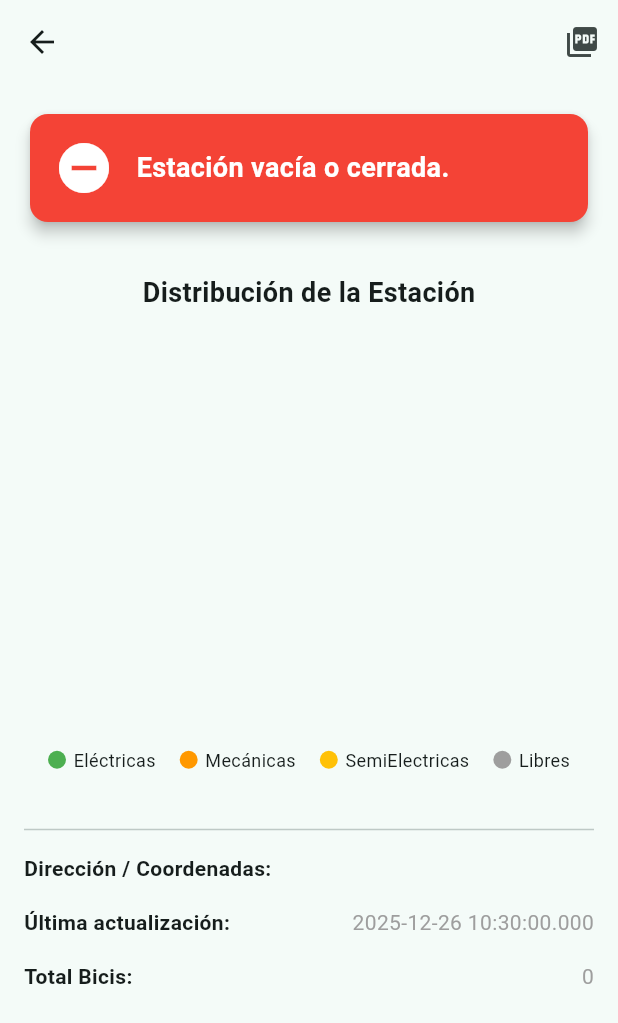
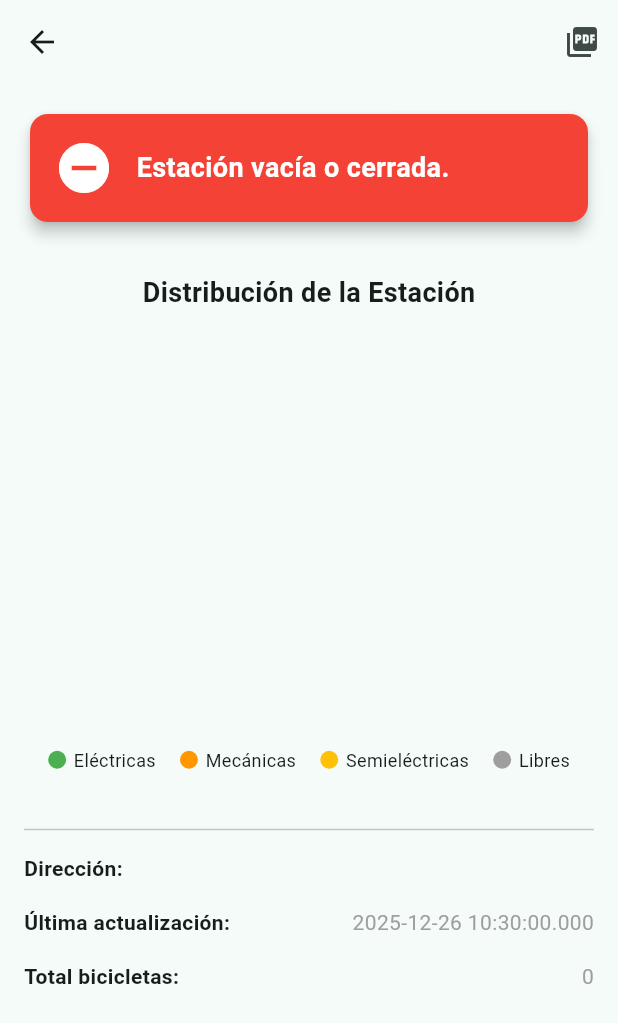
Before and after one commit to garciaespanaalejandro-coder/t5_1bici_coruna, a Flutter app: the StationDetailScreen screen opened directly with empty values, on a phone screen of 412 x 824 dp. Shown: the top 1023 px of the screen. Run offline on Flutter 3.47's test engine with Material 3 defaults, Android fonts, the phone set to English and light mode, and no system bars; drawn by our look-alikes of fl_chart; our stand-ins replace pdf, printing; network calls fail.

Commit message:
Readme con imagenes realizado y corregir bugs

```diff
--- a/lib/data/biciRepository.dart
+++ b/lib/data/biciRepository.dart
@@ -49,6 +49,7 @@ class BiciRepository {
           if (totalBicis > 0 && bicisElectricas == 0 && biciBoost == 0 && biciMecanica == 0) {
               biciMecanica = totalBicis;
           }
+
           Station nuevaEstacion = Station(
             id: int.parse(info['station_id'].toString()),
             name: info['name'],
--- a/lib/main.dart
+++ b/lib/main.dart
@@ -1,7 +1,7 @@
 import 'package:flutter/material.dart';
 import 'package:provider/provider.dart';
 import 'data/biciRepository.dart';
-import 'viewmodel/stationsViewModel.dart'; // Ajusta tus rutas de importación
+import 'viewmodel/stationsViewModel.dart';
 import 'view/home_screen.dart';
 import 'data/station_information_Api.dart';
 import 'data/station_status_Api.dart';
@@ -15,7 +15,6 @@ class MyApp extends StatelessWidget {
 
   @override
   Widget build(BuildContext context) {
-    // Inyección de dependencias
     final infoApi = station_information_Api();
     final statusApi = station_status_Api();
     final repository = BiciRepository(infoApi: infoApi, statusApi: statusApi);
--- a/lib/view/station_detail_screen.dart
+++ b/lib/view/station_detail_screen.dart
@@ -112,7 +112,7 @@ class StationDetailScreen extends StatelessWidget {
               children: [
                 _LegendItem(color: Colors.green, text: "Eléctricas"),
                 _LegendItem(color: Colors.orange, text: "Mecánicas"),
-                _LegendItem(color: Colors.amber, text: "SemiElectricas"),
+                _LegendItem(color: Colors.amber, text: "Semieléctricas"),
                 _LegendItem(color: Colors.grey, text: "Libres"),
               ],
             ),
@@ -120,9 +120,9 @@ class StationDetailScreen extends StatelessWidget {
             const SizedBox(height: 30),
             const Divider(),
 
-            _buildInfoRow("Dirección / Coordenadas:", "${station.direccion} "),
+            _buildInfoRow("Dirección:", "${station.direccion} "),
             _buildInfoRow("Última actualización:", "${station.lastUpdated}"),
-            _buildInfoRow("Total Bicis:", "${station.bikesAvailable}"),
+            _buildInfoRow("Total bicicletas:", "${station.bikesAvailable}"),
           ],
         ),
       ),
@@ -155,27 +155,27 @@ class StationDetailScreen extends StatelessWidget {
             children: [
               pw.Header(
                 level: 0,
-                child: pw.Text("Informe estacion: ${station.name}")
+                child: pw.Text("Informe estación: ${station.name}")
               ),
 
-              pw.Text("Direccion: ${station.direccion}"),
+              pw.Text("Dirección: ${station.direccion}"),
               pw.SizedBox(height: 20),
 
-              pw.Text("Estado Actual:"),
+              pw.Text("Estado actual:"),
               pw.SizedBox(height: 5),
 
               pw.Bullet(text: "Total de bicicletas disponibles: \n${station.bikesAvailable}"),
               pw.SizedBox(height: 10),
-              pw.Bullet(text: "Bicicletas Eléctricas: \n${station.ebikesAvailable}"),
-              pw.Bullet(text: "Bicicletas SemiEléctricas: \n${station.boostAvailable}"),
-              pw.Bullet(text: "Bicicletas Normales: \n${station.fitBikesAvailable}"),
+              pw.Bullet(text: "Bicicletas eléctricas: \n${station.ebikesAvailable}"),
+              pw.Bullet(text: "Bicicletas semieléctricas: \n${station.boostAvailable}"),
+              pw.Bullet(text: "Bicicletas normales: \n${station.fitBikesAvailable}"),
               pw.SizedBox(height: 10),
               pw.Bullet(text: "Aparcamientos libres: \n${station.docksAvailable}"),
 
               pw.SizedBox(height: 20),
               pw.Divider(),
 
-              pw.Text("Momento de actualizacion de datos: \n${station.lastUpdated}"),
+              pw.Text("Actualización de datos: \n${station.lastUpdated}"),
               pw.Text("Informe generado: ${DateTime.now()}")
             ],
           );
--- a/lib/viewmodel/stationsViewModel.dart
+++ b/lib/viewmodel/stationsViewModel.dart
@@ -30,8 +30,6 @@ class BiciViewModel extends ChangeNotifier {
   }
 
   Station? get estacionFavorita{
-    if(listaDeEstaciones.isEmpty || _idFavorita==null)return null;
-
     for(Station estacion in listaDeEstaciones){
       if(estacion.id==_idFavorita){
         return estacion;
```
Also changed, not shown: captura1.png (added), captura2.png (added), 1 other file.
